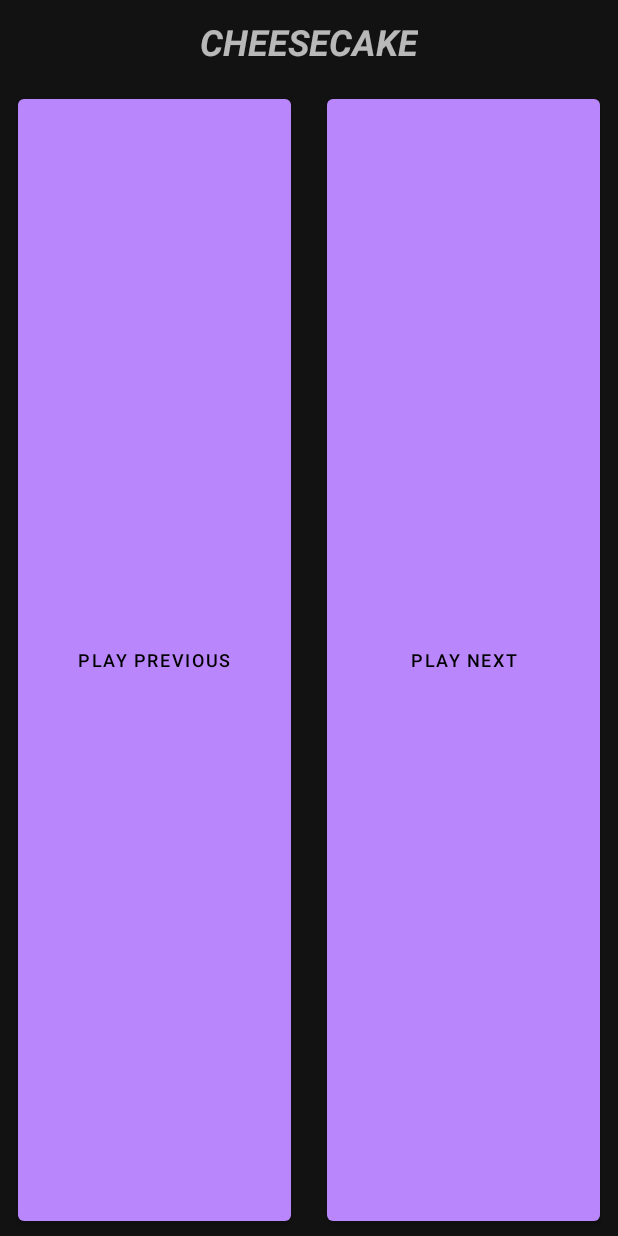
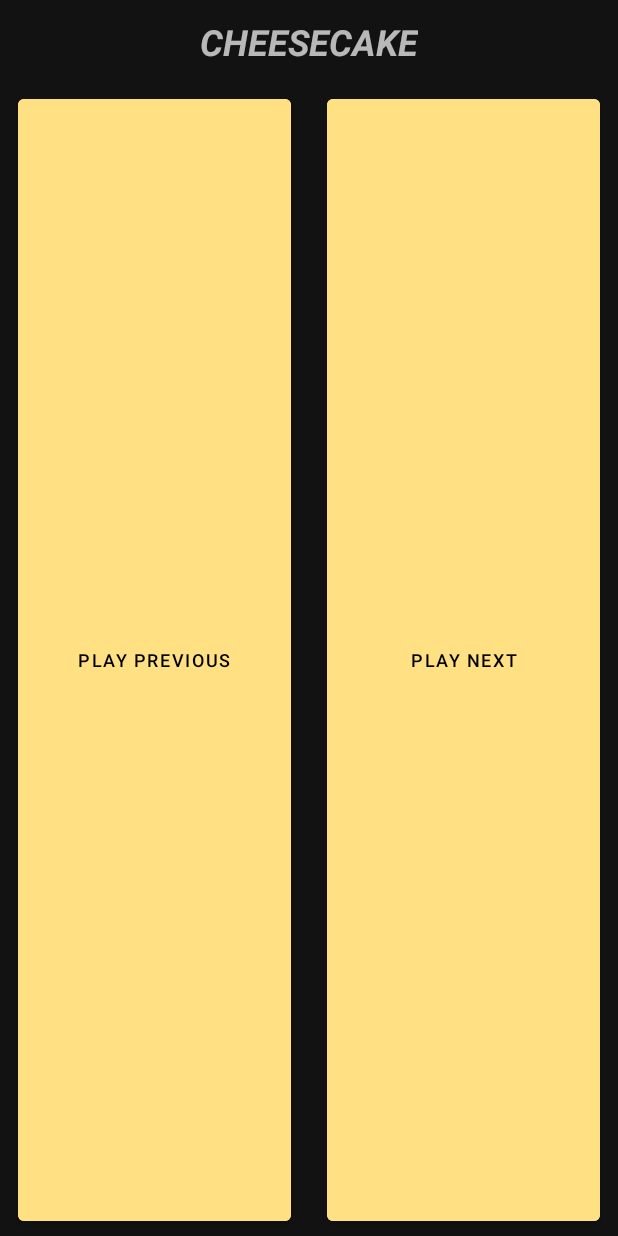
Before and after one commit to PrisonerPrice/BakingTime, an Android app: the fragment PlayNextFragment placed in its activity, on a phone screen of 412 x 824 dp. Run offline under Robolectric (Android 15) with nearby library versions, the phone set to English and light mode, and no system bars; 4 statements that could not run were skipped.

Commit message:
Visual polish

```diff
--- a/app/src/main/res/layout-sw600dp/activity_detail.xml
+++ b/app/src/main/res/layout-sw600dp/activity_detail.xml
@@ -43,28 +43,28 @@
             android:id="@+id/media_player_fl"
             android:layout_width="match_parent"
             android:layout_height="0dp"
-            android:layout_weight="8"
+            android:layout_weight="16"
             android:layout_marginHorizontal="@dimen/MarginS"/>
 
         <FrameLayout
             android:id="@+id/instruction_fl"
             android:layout_width="match_parent"
             android:layout_height="0dp"
-            android:layout_weight="5"
+            android:layout_weight="10"
             android:layout_marginHorizontal="@dimen/MarginS"/>
 
         <FrameLayout
             android:id="@+id/play_next_fl"
             android:layout_width="match_parent"
             android:layout_height="0dp"
-            android:layout_weight="1"
+            android:layout_weight="2"
             android:layout_marginHorizontal="@dimen/MarginS"/>
 
         <FrameLayout
             android:id="@+id/sw_blank_fl"
             android:layout_width="match_parent"
             android:layout_height="0dp"
-            android:layout_weight="0"/>
+            android:layout_weight="1"/>
 
     </LinearLayout>
 
--- a/app/src/main/res/layout/activity_detail.xml
+++ b/app/src/main/res/layout/activity_detail.xml
@@ -61,7 +61,7 @@
         <FrameLayout
             android:layout_width="match_parent"
             android:layout_height="0dp"
-            android:layout_weight="0"/>
+            android:layout_weight="1"/>
 
     </LinearLayout>
 
--- a/app/src/main/res/layout/fragment_play_next.xml
+++ b/app/src/main/res/layout/fragment_play_next.xml
@@ -18,7 +18,8 @@
             android:text="@string/play_prev_btn"
             android:textSize="12sp"
             android:layout_marginVertical="@dimen/MarginS"
-            android:layout_marginHorizontal="@dimen/MarginL" />
+            android:layout_marginHorizontal="@dimen/MarginL"
+            android:backgroundTint="@color/colorPrimary"/>
 
         <com.google.android.material.button.MaterialButton
             android:id="@+id/play_next_btn"
@@ -28,7 +29,8 @@
             android:text="@string/play_next_btn"
             android:textSize="12sp"
             android:layout_marginVertical="@dimen/MarginS"
-            android:layout_marginHorizontal="@dimen/MarginL"/>
+            android:layout_marginHorizontal="@dimen/MarginL"
+            android:backgroundTint="@color/colorPrimary"/>
 
     </LinearLayout>
 
--- a/app/src/main/res/values/styles.xml
+++ b/app/src/main/res/values/styles.xml
@@ -8,4 +8,10 @@
         <item name="colorAccent">@color/colorAccent</item>
     </style>
 
+    <style name="myTheme">
+        <item name="colorPrimary">@color/colorPrimary</item>
+        <item name="colorPrimaryDark">@color/colorPrimaryDark</item>
+        <item name="colorAccent">@color/colorAccent</item>
+    </style>
+
 </resources>
```
